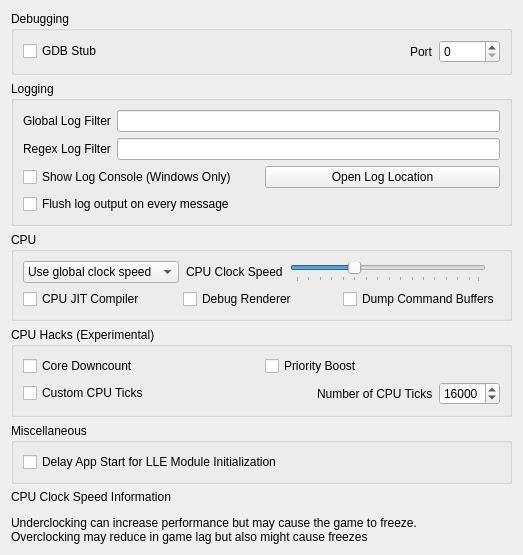
This is src/borked3ds_qt/configuration/configure_debug.ui in yeager/Borked3DS as Qt 5 draws it before an edit. The edited form follows.
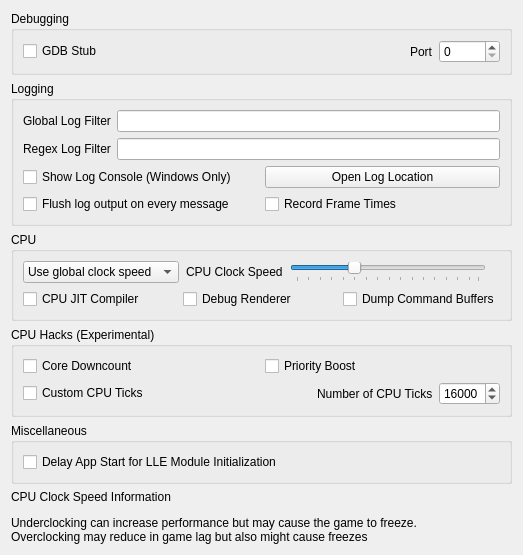
This is the edited form.

Commit message: Implement `Record Frame Times` UI setting in Desktop and Android

Diff of the .ui file:
```diff
--- a/src/borked3ds_qt/configuration/configure_debug.ui
+++ b/src/borked3ds_qt/configuration/configure_debug.ui
@@ -130,6 +130,8 @@
        </layout>
       </item>
       <item>
+       <layout class="QGridLayout" name="gridLayout_1">
+        <item row="0" column="0">
         <widget class="QCheckBox" name="instant_debug_log">
           <property name="text">
             <string>Flush log output on every message</string>
@@ -139,6 +141,18 @@
           </property>
         </widget>
       </item>
+        <item row="0" column="1">
+         <widget class="QCheckBox" name="toggle_record_frame_times">
+          <property name="text">
+           <string>Record Frame Times</string>
+          </property>
+          <property name="toolTip">
+           <string>&lt;html&gt;&lt;body&gt;Record frame time data. Saved as a separate .csv file in the log folder.&lt;/body&gt;&lt;/html&gt;</string>
+          </property>
+         </widget>
+        </item>
+       </layout>
+      </item>
      </layout>
     </widget>
    </item>
@@ -229,7 +243,7 @@
        </widget>
       </item>
       <item>
-       <layout class="QGridLayout" name="gridLayout_1">
+       <layout class="QGridLayout" name="gridLayout_2">
         <item row="0" column="0">
          <widget class="QCheckBox" name="toggle_cpu_jit">
           <property name="toolTip">
@@ -272,7 +286,7 @@
      </property>
      <layout class="QVBoxLayout" name="verticalLayout_6">
       <item>
-       <layout class="QGridLayout" name="gridLayout_2">
+       <layout class="QGridLayout" name="gridLayout_3">
         <item row="0" column="0">
          <widget class="QCheckBox" name="toggle_core_downcount_hack">
           <property name="toolTip">
@@ -350,7 +364,7 @@
      <property name="title">
       <string>Miscellaneous</string>
      </property>
-     <layout class="QGridLayout" name="gridLayout_3">
+     <layout class="QGridLayout" name="gridLayout_4">
       <item row="1" column="0">
        <widget class="QCheckBox" name="delay_start_for_lle_modules">
         <property name="toolTip">
```
Lines whose indentation alone changed are shown as unchanged. The commit also changes 10 other files.
